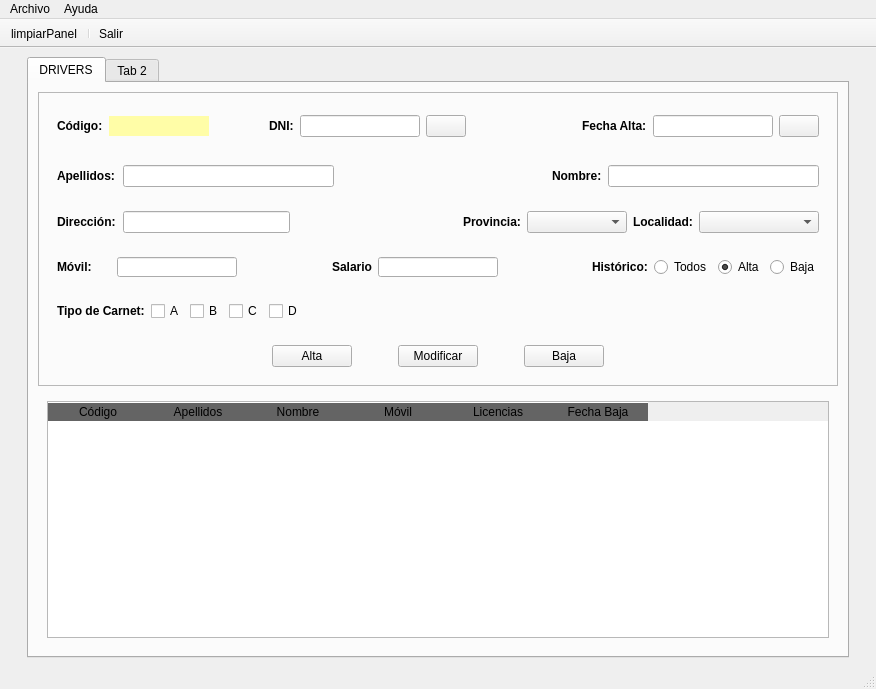
Qt form TEMA 1/templates/MainWindow.ui (braisdp6/2DAM_DI) before a commit.
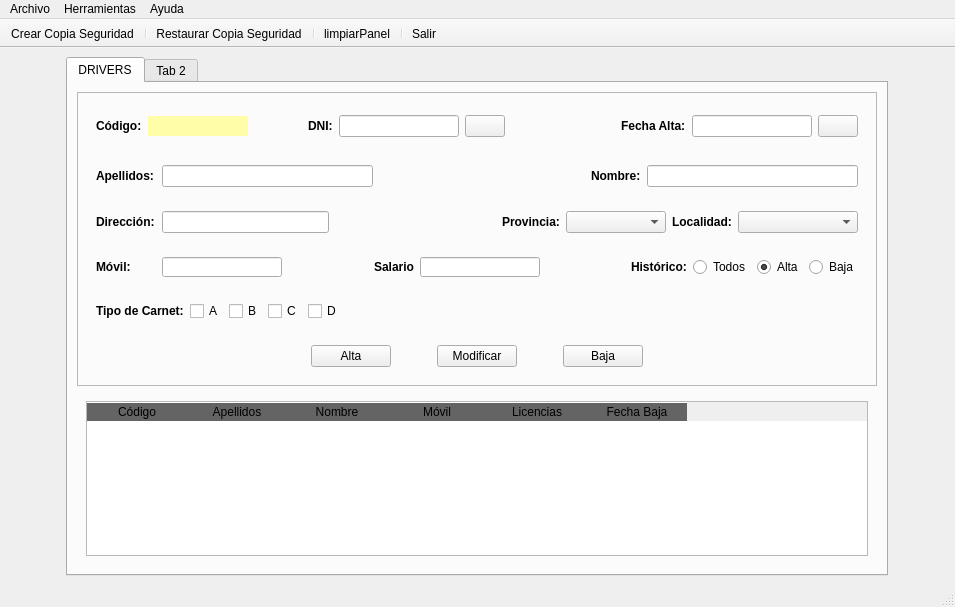
The same form after that commit. Icons and pictures are not drawn.

```diff
--- a/TEMA 1/templates/MainWindow.ui
+++ b/TEMA 1/templates/MainWindow.ui
@@ -6,8 +6,8 @@
    <rect>
     <x>0</x>
     <y>0</y>
-    <width>876</width>
-    <height>689</height>
+    <width>955</width>
+    <height>607</height>
    </rect>
   </property>
   <property name="sizePolicy">
@@ -519,7 +519,7 @@
                   </property>
                   <property name="sizeHint" stdset="0">
                    <size>
-                    <width>14</width>
+                    <width>20</width>
                     <height>20</height>
                    </size>
                   </property>
@@ -986,7 +986,7 @@
     <rect>
      <x>0</x>
      <y>0</y>
-     <width>876</width>
+     <width>955</width>
      <height>21</height>
     </rect>
    </property>
@@ -1002,7 +1002,15 @@
     </property>
     <addaction name="actionAcercaDe"/>
    </widget>
+   <widget class="QMenu" name="menuHerramientas">
+    <property name="title">
+     <string>Herramientas</string>
+    </property>
+    <addaction name="actionCrear_Copia_Seguridad"/>
+    <addaction name="actionRestaurar_Copia_Seguridad"/>
+   </widget>
    <addaction name="menuArchivo"/>
+   <addaction name="menuHerramientas"/>
    <addaction name="menuAyuda"/>
   </widget>
   <widget class="QStatusBar" name="statusbar"/>
@@ -1025,6 +1033,10 @@
    <attribute name="toolBarBreak">
     <bool>false</bool>
    </attribute>
+   <addaction name="actionCrear_Copia_Seguridad"/>
+   <addaction name="separator"/>
+   <addaction name="actionRestaurar_Copia_Seguridad"/>
+   <addaction name="separator"/>
    <addaction name="actionLimpiarPanel"/>
    <addaction name="separator"/>
    <addaction name="actionBarSalir"/>
@@ -1056,6 +1068,30 @@
     <string>limpiarPanel</string>
    </property>
   </action>
+  <action name="actionCrear_Copia_Seguridad">
+   <property name="icon">
+    <iconset>
+     <normaloff>../img/add-backup.png</normaloff>../img/add-backup.png</iconset>
+   </property>
+   <property name="text">
+    <string>Crear Copia Seguridad</string>
+   </property>
+   <property name="shortcut">
+    <string>Alt+S</string>
+   </property>
+  </action>
+  <action name="actionRestaurar_Copia_Seguridad">
+   <property name="icon">
+    <iconset>
+     <normaloff>../img/restaurar-backup.png</normaloff>../img/restaurar-backup.png</iconset>
+   </property>
+   <property name="text">
+    <string>Restaurar Copia Seguridad</string>
+   </property>
+   <property name="shortcut">
+    <string>Alt+R</string>
+   </property>
+  </action>
  </widget>
  <tabstops>
   <tabstop>panelPrincipal</tabstop>
```
Left out of the diff: 11 changed lines with no effect on the pictures.
